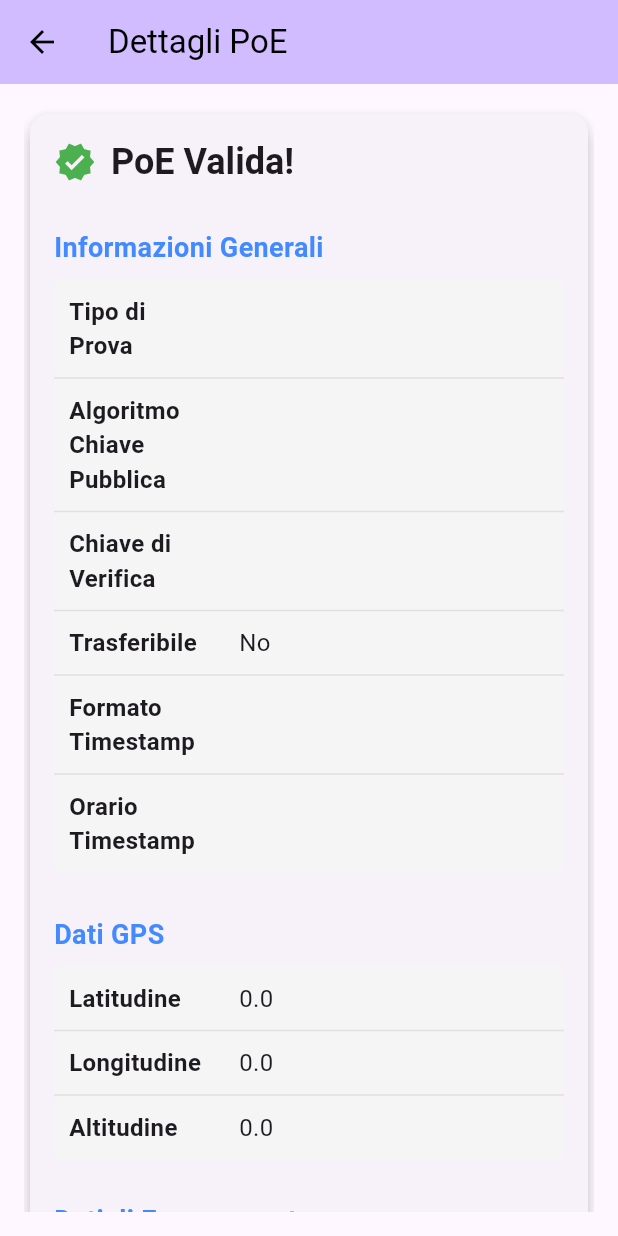
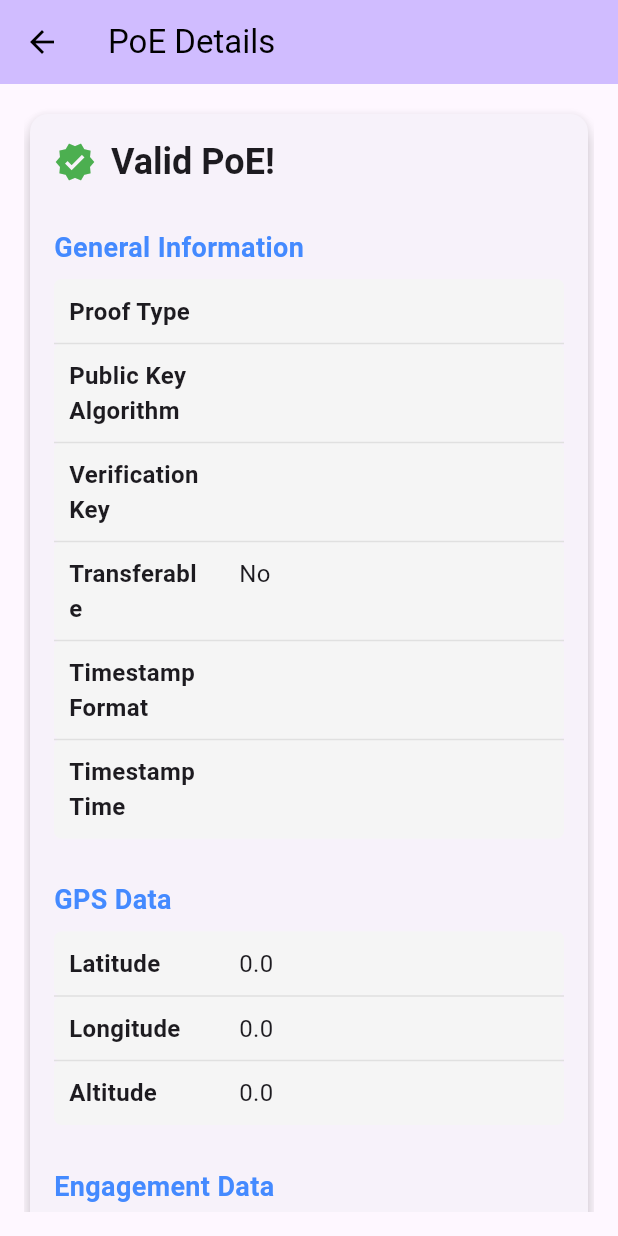
Before and after one commit to MatteoMarcoM/poe_tp, a Flutter app: the PoADetailsPage screen opened directly with empty values, on a phone screen of 412 x 824 dp. Run offline on Flutter 3.47's test engine with Material 3 defaults, Android fonts, the phone set to English and light mode, and no system bars; missing offline and left inert: pointycastle; statements that could not run were skipped.

Commit message:
added english translation

```diff
--- a/lib/main.dart
+++ b/lib/main.dart
@@ -67,7 +67,7 @@ class _WebSocketPageState extends State<WebSocketPage> {
     _sendMessage(requestMessage);
 
     setState(() {
-      _messages.add("Richiesta della chiave di verifica inviata al poe_es");
+      _messages.add("Verification key request sent to poe_es");
     });
   }
 
@@ -75,7 +75,7 @@ class _WebSocketPageState extends State<WebSocketPage> {
     try {
       if (!_isJson(message)) {
         setState(() {
-          _messages.add("Errore: $message non è in formato JSON.");
+          _messages.add("Error: $message is not in JSON format.");
         });
         return;
       }
@@ -98,7 +98,7 @@ class _WebSocketPageState extends State<WebSocketPage> {
             _verificationKey = CryptoHelper.decodeRSAPublicKeyFromBase64(
                 payload["es_verification_key"]);
             _messages.add(
-                "Chiave di verifica di ES ricevuta: ${payload["es_verification_key"]}");
+                "ES verification key received: ${payload["es_verification_key"]}");
           });
         } else if (payload['hello'] != null) {
           setState(() {
@@ -115,7 +115,7 @@ class _WebSocketPageState extends State<WebSocketPage> {
       }
     } catch (e) {
       setState(() {
-        _messages.add("Errore durante l'elaborazione del messaggio: $e");
+        _messages.add("Error processing message: $e");
       });
     }
   }
@@ -133,7 +133,7 @@ class _WebSocketPageState extends State<WebSocketPage> {
       Map<String, dynamic> payload, Map<String, dynamic> data) {
     if (_verificationKey == null) {
       setState(() {
-        _messages.add("La chiave di verifica di ES e' null.");
+        _messages.add("ES verification key is null.");
       });
       return;
     }
@@ -147,7 +147,7 @@ class _WebSocketPageState extends State<WebSocketPage> {
     if (isValid) {
       setState(() {
         _messages.add(
-            "JSON ricevuto da ${data['sourcePeer']}. Firma del JSON valida. JSON salvato per la verifica futura.");
+            "JSON received from ${data['sourcePeer']}. Valid JSON signature. JSON saved for future verification.");
         _receivedJson = jsonDecode(signedJson);
       });
 
@@ -155,7 +155,7 @@ class _WebSocketPageState extends State<WebSocketPage> {
     } else {
       setState(() {
         _messages.add(
-            "JSON ricevuto da ${data['sourcePeer']}. Firma del JSON non valida!");
+            "JSON received from ${data['sourcePeer']}. Invalid JSON signature!");
       });
     }
   }
@@ -172,7 +172,7 @@ class _WebSocketPageState extends State<WebSocketPage> {
     if (isChallengeValid && _receivedJson != null) {
       setState(() {
         _messages.add(
-            "Challenge valida! Per validare il formato della PoE e visualizzarla premere il pulsante 'Mostra PoE' in basso.");
+            "Valid challenge! To validate the PoE format and view it, press the 'Show PoE' button below.");
 
         // Valida e mostra il JSON salvato
         // FATTO COL BOTTONE?
@@ -180,7 +180,7 @@ class _WebSocketPageState extends State<WebSocketPage> {
       });
     } else {
       setState(() {
-        _messages.add("Firma della challenge non valida!");
+        _messages.add("Invalid challenge signature!");
       });
     }
   }
@@ -196,11 +196,11 @@ class _WebSocketPageState extends State<WebSocketPage> {
       };
       _sendMessage(challengeMessage);
       setState(() {
-        _messages.add("Challenge inviata al Client.");
+        _messages.add("Challenge sent to Client.");
       });
     } catch (e) {
       setState(() {
-        _messages.add("Errore durante l'invio della challenge: $e");
+        _messages.add("Error sending challenge: $e");
       });
     }
   }
@@ -245,11 +245,11 @@ class _WebSocketPageState extends State<WebSocketPage> {
           context: context,
           builder: (BuildContext context) {
             return AlertDialog(
-              title: const Text('Errore'),
+              title: const Text('Error'),
               content: Text(_poEToShow),
               actions: <Widget>[
                 TextButton(
-                  child: const Text('Chiudi'),
+                  child: const Text('Close'),
                   onPressed: () {
                     Navigator.of(context).pop();
                   },
@@ -279,7 +279,7 @@ class _WebSocketPageState extends State<WebSocketPage> {
           children: [
             // Titolo sopra la lista dei messaggi
             const Text(
-              "Messaggi ricevuti",
+              "Received Messages",
               style: TextStyle(
                 fontSize: 20,
                 fontWeight: FontWeight.bold,
@@ -301,7 +301,7 @@ class _WebSocketPageState extends State<WebSocketPage> {
                     _webSocketService.buildHelloMessage("poe_client", 'hello'),
                   ),
                   icon: const Icon(Icons.network_check),
-                  label: const Text('Testa connessione con poe_client'),
+                  label: const Text('Test connection with poe_client'),
                   style: ElevatedButton.styleFrom(
                     backgroundColor: Colors.blue,
                     foregroundColor: Colors.white,
@@ -312,7 +312,7 @@ class _WebSocketPageState extends State<WebSocketPage> {
                     _webSocketService.buildHelloMessage("poe_es", 'hello'),
                   ),
                   icon: const Icon(Icons.network_check),
-                  label: const Text('Testa connessione con poe_es'),
+                  label: const Text('Test connection with poe_es'),
                   style: ElevatedButton.styleFrom(
                     backgroundColor: Colors.blue,
                     foregroundColor: Colors.white,
@@ -321,7 +321,7 @@ class _WebSocketPageState extends State<WebSocketPage> {
                 ElevatedButton.icon(
                   onPressed: _requestVerificationKey,
                   icon: const Icon(Icons.vpn_key),
-                  label: const Text('Chiedi chiave di verifica a ES'),
+                  label: const Text('Request verification key from ES'),
                   style: ElevatedButton.styleFrom(
                     backgroundColor: Colors.orange,
                     foregroundColor: Colors.white,
@@ -330,7 +330,7 @@ class _WebSocketPageState extends State<WebSocketPage> {
                 ElevatedButton.icon(
                   onPressed: _validateJson,
                   icon: const Icon(Icons.visibility),
-                  label: const Text('Mostra PoE'),
+                  label: const Text('Show PoE'),
                   style: ElevatedButton.styleFrom(
                     backgroundColor: Colors.green,
                     foregroundColor: Colors.white,
--- a/lib/pages/poa_details_page.dart
+++ b/lib/pages/poa_details_page.dart
@@ -36,7 +36,7 @@ class PoADetailsPage extends StatelessWidget {
   @override
   Widget build(BuildContext context) {
     return Scaffold(
-      appBar: UIComponents.buildDetailsAppBar(context, 'Dettagli PoE'),
+      appBar: UIComponents.buildDetailsAppBar(context, 'PoE Details'),
       body: Padding(
         padding: const EdgeInsets.all(16.0),
         child: SingleChildScrollView(
@@ -55,7 +55,7 @@ class PoADetailsPage extends StatelessWidget {
                       const Icon(Icons.verified, color: Colors.green, size: 28),
                       const SizedBox(width: 10),
                       Text(
-                        'PoE Valida!',
+                        'Valid PoE!',
                         style: Theme.of(context)
                             .textTheme
                             .headlineSmall!
@@ -64,41 +64,39 @@ class PoADetailsPage extends StatelessWidget {
                     ],
                   ),
                   const SizedBox(height: 20),
-                  UIComponents.buildSectionTitle("Informazioni Generali"),
+                  UIComponents.buildSectionTitle("General Information"),
                   UIComponents.buildTable([
-                    UIComponents.buildTableRow('Tipo di Prova', proofType),
+                    UIComponents.buildTableRow('Proof Type', proofType),
                     UIComponents.buildTableRow(
-                        'Algoritmo Chiave Pubblica', publicKeyAlgorithm),
+                        'Public Key Algorithm', publicKeyAlgorithm),
                     UIComponents.buildTableRow(
-                        'Chiave di Verifica', publicKeyVerification),
+                        'Verification Key', publicKeyVerification),
                     UIComponents.buildTableRow(
-                        'Trasferibile', transferable ? 'Sì' : 'No'),
+                        'Transferable', transferable ? 'Yes' : 'No'),
                     UIComponents.buildTableRow(
-                        'Formato Timestamp', timestampFormat),
-                    UIComponents.buildTableRow(
-                        'Orario Timestamp', timestampTime),
+                        'Timestamp Format', timestampFormat),
+                    UIComponents.buildTableRow('Timestamp Time', timestampTime),
                   ]),
                   const SizedBox(height: 20),
-                  UIComponents.buildSectionTitle("Dati GPS"),
+                  UIComponents.buildSectionTitle("GPS Data"),
                   UIComponents.buildTable([
-                    UIComponents.buildTableRow('Latitudine', gpsLat.toString()),
-                    UIComponents.buildTableRow(
-                        'Longitudine', gpsLng.toString()),
-                    UIComponents.buildTableRow('Altitudine', gpsAlt.toString()),
+                    UIComponents.buildTableRow('Latitude', gpsLat.toString()),
+                    UIComponents.buildTableRow('Longitude', gpsLng.toString()),
+                    UIComponents.buildTableRow('Altitude', gpsAlt.toString()),
                   ]),
                   const SizedBox(height: 20),
-                  UIComponents.buildSectionTitle("Dati di Engagement"),
+                  UIComponents.buildSectionTitle("Engagement Data"),
                   UIComponents.buildTable([
-                    UIComponents.buildTableRow('Codifica', engagementEncoding),
-                    UIComponents.buildTableRow('Dati', engagementData),
-                    UIComponents.buildTableRow('Dati Decodificati',
+                    UIComponents.buildTableRow('Encoding', engagementEncoding),
+                    UIComponents.buildTableRow('Data', engagementData),
+                    UIComponents.buildTableRow('Decoded Data',
                         utf8.decode(base64Decode(engagementData))),
                   ]),
                   const SizedBox(height: 20),
-                  UIComponents.buildSectionTitle("Dati Sensibili"),
+                  UIComponents.buildSectionTitle("Sensitive Data"),
                   UIComponents.buildDataTable(sensitiveDataHashMap),
                   const SizedBox(height: 20),
-                  UIComponents.buildSectionTitle("Altri Dati"),
+                  UIComponents.buildSectionTitle("Other Data"),
                   UIComponents.buildDataTable(otherDataHashMap),
                   const SizedBox(height: 20),
                 ],
--- a/lib/utility/dialog_utils.dart
+++ b/lib/utility/dialog_utils.dart
@@ -15,7 +15,7 @@ class DialogUtils {
             children: [
               Icon(Icons.error_outline, color: Colors.red, size: 28),
               SizedBox(width: 10),
-              Text('PoE Rifiutata',
+              Text('PoE Rejected',
                   style: TextStyle(fontWeight: FontWeight.bold)),
             ],
           ),
@@ -24,7 +24,7 @@ class DialogUtils {
             crossAxisAlignment: CrossAxisAlignment.start,
             children: [
               const Text(
-                  'La PoE è stata rifiutata per la seguente chiave pubblica:',
+                  'The PoE has been rejected for the following public key:',
                   style: TextStyle(fontSize: 16)),
               const SizedBox(height: 10),
               SelectableText(
@@ -70,7 +70,7 @@ class DialogUtils {
                 borderRadius: BorderRadius.circular(12),
               ),
               title: const Text(
-                "Inserisci i dati",
+                "Enter Data",
                 style: TextStyle(fontWeight: FontWeight.bold),
               ),
               content: SizedBox(
@@ -89,39 +89,39 @@ class DialogUtils {
                           children: [
                             CommonWidgets.buildTextField(
                               controller: matricolaController,
-                              label: "Matricola",
+                              label: "ID Number",
                               icon: Icons.badge,
                               keyboardType: TextInputType.number,
                               validator: (value) {
                                 if (value == null || value.isEmpty) {
-                                  return 'Inserisci la matricola';
+                                  return 'Enter ID number';
                                 }
                                 if (!RegExp(r'^\d+$').hasMatch(value)) {
-                                  return 'La matricola deve essere un numero';
+                                  return 'ID must be a number';
                                 }
                                 return null;
                               },
                             ),
                             CommonWidgets.buildTextField(
                               controller: nomeController,
-                              label: "Nome",
+                              label: "First Name",
                               icon: Icons.person,
                               keyboardType: TextInputType.text,
                               validator: (value) {
                                 if (value == null || value.isEmpty) {
-                                  return 'Inserisci il nome';
+                                  return 'Enter first name';
                                 }
                                 return null;
                               },
                             ),
                             CommonWidgets.buildTextField(
                               controller: cognomeController,
-                              label: "Cognome",
+                              label: "Last Name",
                               icon: Icons.person_outline,
                               keyboardType: TextInputType.text,
                               validator: (value) {
                                 if (value == null || value.isEmpty) {
-                                  return 'Inserisci il cognome';
+                                  return 'Enter last name';
                                 }
                                 return null;
                               },
@@ -133,11 +133,11 @@ class DialogUtils {
                               keyboardType: TextInputType.emailAddress,
                               validator: (value) {
                                 if (value == null || value.isEmpty) {
-                                  return 'Inserisci l\'email';
+                                  return 'Enter email';
                                 }
                                 if (!RegExp(r'^[^@]+@[^@]+\.[^@]+')
                                     .hasMatch(value)) {
-                                  return 'Inserisci un\'email valida';
+                                  return 'Enter a valid email';
                                 }
                                 return null;
                               },
@@ -147,7 +147,7 @@ class DialogUtils {
                               child: TextFormField(
                                 controller: engagementDataController,
                                 decoration: const InputDecoration(
-                                  labelText: "Dati di Engagement",
+                                  labelText: "Engagement Data",
                                   icon: Icon(Icons.dataset),
                                   border: OutlineInputBorder(),
                                 ),
@@ -155,7 +155,7 @@ class DialogUtils {
                                 maxLines: 5,
                                 validator: (value) {
                                   if (value == null || value.isEmpty) {
-                                    return 'Inserisci i dati di engagement';
+                                    return 'Enter engagement data';
                                   }
                                   return null;
                                 },
@@ -171,8 +171,8 @@ class DialogUtils {
               actions: [
                 TextButton(
                   onPressed: () => Navigator.of(context).pop(),
-                  child: const Text("Annulla",
-                      style: TextStyle(color: Colors.red)),
+                  child:
+                      const Text("Cancel", style: TextStyle(color: Colors.red)),
                 ),
                 ElevatedButton.icon(
                   onPressed: () {
@@ -188,7 +188,7 @@ class DialogUtils {
                     }
                   },
                   icon: const Icon(Icons.send),
-                  label: const Text("Invia"),
+                  label: const Text("Submit"),
                   style: ElevatedButton.styleFrom(
                     backgroundColor: Colors.blue,
                     foregroundColor: Colors.white,
--- a/lib/utility/poa_parser.dart
+++ b/lib/utility/poa_parser.dart
@@ -1,7 +1,7 @@
 import 'dart:convert';
 
-const String successMessage = 'JSON valido!';
-const String failMessage = 'Errore: JSON non valido!';
+const String successMessage = 'Valid JSON!';
+const String failMessage = 'Error: Invalid JSON!';
 
 class PoAParser {
   final String rawJson;
@@ -76,88 +76,88 @@ class PoAParser {
       // Verifica delle chiavi principali
       if (!parsedJson.containsKey('proof_type') ||
           parsedJson['proof_type'] is! String) {
-        return 'Errore: Il campo "proof_type" è mancante o non è una stringa.';
+        return 'Error: The "proof_type" field is missing or not a string.';
       }
       if (!parsedJson.containsKey('transferable') ||
           parsedJson['transferable'] is! bool) {
-        return 'Errore: Il campo "transferable" è mancante o non è un booleano.';
+        return 'Error: The "transferable" field is missing or not a boolean.';
       }
       if (!parsedJson.containsKey('public_key') ||
           parsedJson['public_key'] is! Map) {
-        return 'Errore: Il campo "public_key" è mancante o non è un oggetto.';
+        return 'Error: The "public_key" field is missing or not an object.';
       }
 
       // Verifica della chiave pubblica
       final publicKey = parsedJson['public_key'];
       if (!publicKey.containsKey('algorithm') ||
           publicKey['algorithm'] is! String) {
-        return 'Errore: Il campo "algorithm" è mancante o non è una stringa.';
+        return 'Error: The "algorithm" field is missing or not a string.';
       }
       if (!publicKey.containsKey('verification_key') ||
           publicKey['verification_key'] is! String) {
-        return 'Errore: Il campo "verification_key" è mancante o non è una stringa.';
+        return 'Error: The "verification_key" field is missing or not a string.';
       }
 
       // Verifica del timestamp
       if (!parsedJson.containsKey('timestamp') ||
           parsedJson['timestamp'] is! Map) {
-        return 'Errore: Il campo "timestamp" è mancante o non è un oggetto.';
+        return 'Error: The "timestamp" field is missing or not an object.';
       }
       final timestamp = parsedJson['timestamp'];
       if (!timestamp.containsKey('time_format') ||
           timestamp['time_format'] is! String) {
-        return 'Errore: Il campo "time_format" è mancante o non è una stringa.';
+        return 'Error: The "time_format" field is missing or not a string.';
       }
       if (!timestamp.containsKey('time') || timestamp['time'] is! String) {
-        return 'Errore: Il campo "time" è mancante o non è una stringa.';
+        return 'Error: The "time" field is missing or not a string.';
       }
 
       // Verifica delle coordinate GPS
       if (!parsedJson.containsKey('gps') || parsedJson['gps'] is! Map) {
-        return 'Errore: Il campo "gps" è mancante o non è un oggetto.';
+        return 'Error: The "gps" field is missing or not an object.';
       }
       final gps = parsedJson['gps'];
       if (!gps.containsKey('lat') || gps['lat'] is! num) {
-        return 'Errore: Il campo "lat" è mancante o non è un numero.';
+        return 'Error: The "lat" field is missing or not a number.';
       }
       if (!gps.containsKey('lng') || gps['lng'] is! num) {
-        return 'Errore: Il campo "lng" è mancante o non è un numero.';
+        return 'Error: The "lng" field is missing or not a number.';
       }
       if (!gps.containsKey('alt') || gps['alt'] is! num) {
-        return 'Errore: Il campo "alt" è mancante o non è un numero.';
+        return 'Error: The "alt" field is missing or not a number.';
       }
 
       // Verifica dei dati di engagement
       if (!parsedJson.containsKey('engagement_data') ||
           parsedJson['engagement_data'] is! Map) {
-        return 'Errore: Il campo "engagement_data" è mancante o non è un oggetto.';
+        return 'Error: The "engagement_data" field is missing or not an object.';
       }
       final engagementData = parsedJson['engagement_data'];
       if (!engagementData.containsKey('encoding') ||
           engagementData['encoding'] is! String) {
-        return 'Errore: Il campo "encoding" è mancante o non è una stringa.';
+        return 'Error: The "encoding" field is missing or not a string.';
       }
       if (!engagementData.containsKey('data') ||
           engagementData['data'] is! String) {
-        return 'Errore: Il campo "data" è mancante o non è una stringa.';
+        return 'Error: The "data" field is missing or not a string.';
       }
 
       // Verifica dei dati sensibili
       if (!parsedJson.containsKey('sensitive_data') ||
           parsedJson['sensitive_data'] is! Map) {
-        return 'Errore: Il campo "sensitive_data" è mancante o non è un oggetto.';
+        return 'Error: The "sensitive_data" field is missing or not an object.';
       }
       final sensitiveData = parsedJson['sensitive_data'];
       sensitiveData.forEach((key, value) {
         if (value is! String) {
-          return 'Errore: Il campo "$key" nei dati sensibili non è una stringa.';
+          return 'Error: The "$key" field in sensitive data is not a string.';
         }
       });
 
       // Verifica di other_data (facoltativa)
       if (parsedJson.containsKey('other_data') &&
           parsedJson['other_data'] is! Map) {
-        return 'Errore: Il campo "other_data" non è un oggetto JSON valido.';
+        return 'Error: The "other_data" field is not a valid JSON object.';
       }
 
       return successMessage;
--- a/lib/utility/websocket_service.dart
+++ b/lib/utility/websocket_service.dart
@@ -34,7 +34,7 @@ class WebSocketService {
         "sourcePeer": peerId,
         "targetPeer": targetPeer,
         "payload": base64Encode(utf8.encode(jsonEncode({
-          "error": "Errore: Il formato del messaggio di 'hello' e' sbagliato."
+          "error": "Error: The format of the 'hello' message is incorrect."
         }))),
       };
     } else {
@@ -42,7 +42,7 @@ class WebSocketService {
         "sourcePeer": peerId,
         "targetPeer": targetPeer,
         "payload": base64Encode(
-            utf8.encode(jsonEncode({messageKeyString: "Ciao da $peerId."}))),
+            utf8.encode(jsonEncode({messageKeyString: "Hello by $peerId."}))),
       };
     }
   }
```
